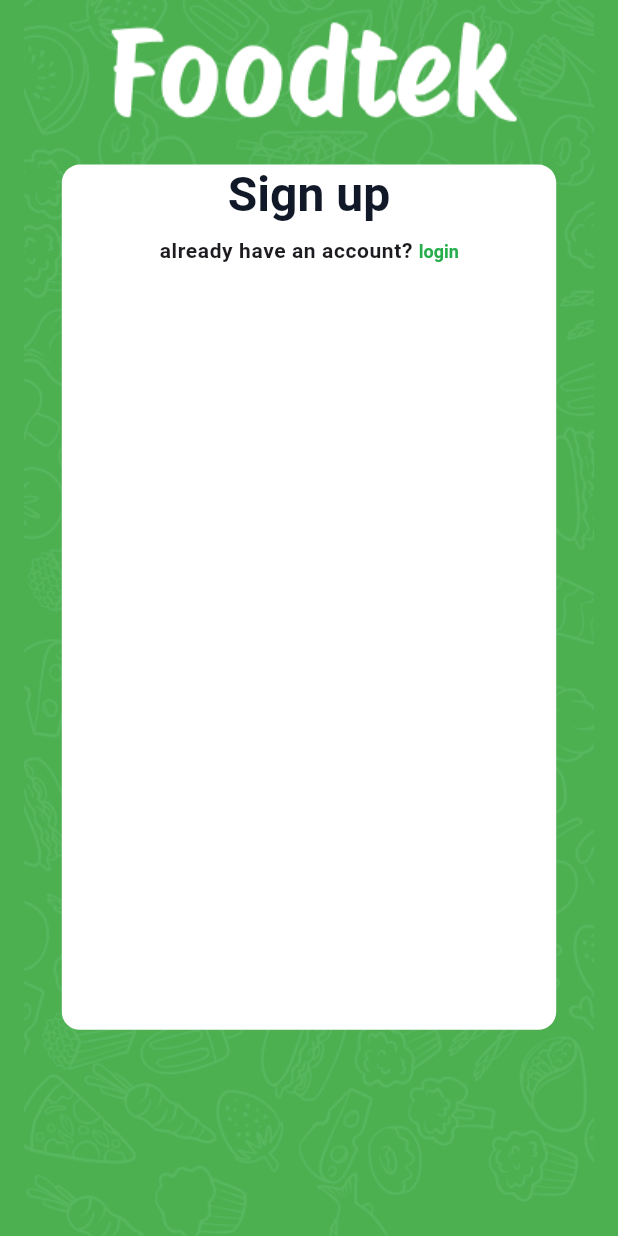
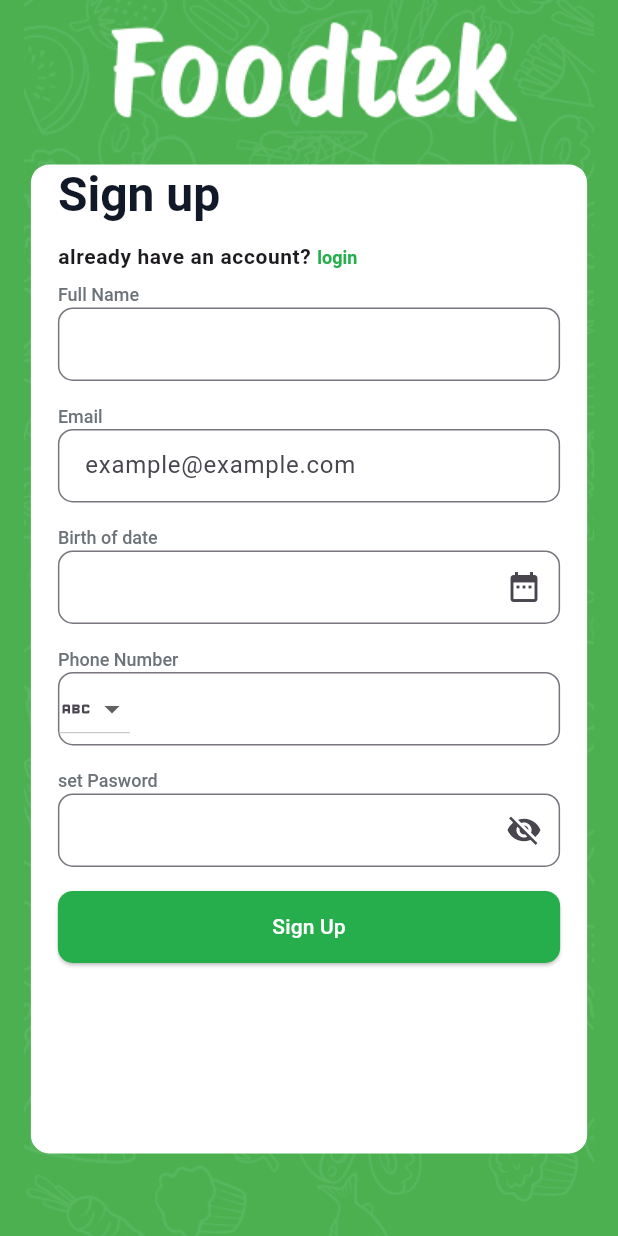
Before and after one commit to saifbataineh/food_tek, a Flutter app: the SignUpPage screen opened by its route, on a phone screen of 412 x 824 dp. Run offline on Flutter 3.47's test engine with Material 3 defaults, Android fonts, the phone set to English and light mode, and no system bars.

Commit message:
added sign up Page

```diff
--- a/lib/core/services/app_navigator_service.dart
+++ b/lib/core/services/app_navigator_service.dart
@@ -1,8 +1,8 @@
 import 'package:flutter/material.dart';
 
 class AppNavigatorService {
-  static  pushNamed(BuildContext context,{required String routeName}){
-    Navigator.pushNamed(context,routeName );
+  static  pushReplacementNamed(BuildContext context,{required String routeName}){
+    Navigator.pushReplacementNamed(context,routeName );
 
   }
 }
--- a/lib/features/authintication/views/login_page.dart
+++ b/lib/features/authintication/views/login_page.dart
@@ -24,6 +24,7 @@ class LoginPage extends StatelessWidget {
             image: DecorationImage(
                 image: AssetImage(AppImageStrings.splashBackground)),
           ),
+          child: SingleChildScrollView(
             child: Column(
               spacing: height * 0.03,
               children: [
@@ -41,7 +42,12 @@ class LoginPage extends StatelessWidget {
                   child: Column(
                     spacing: 24,
                     children: [
-                    AuthHeadingWidget(),
+                      AuthHeadingWidget(
+                        wantedScreen: Routes.signUpPage,
+                        actionText: 'Sign Up',
+                        infoText: 'Don\'t have an account? ',
+                        title: "Login",
+                      ),
                       LoginFormWidget(),
                       Row(
                         children: [
@@ -75,6 +81,7 @@ class LoginPage extends StatelessWidget {
             ),
           ),
         ),
+      ),
     );
   }
 }
--- a/lib/features/authintication/views/sign_up_page.dart
+++ b/lib/features/authintication/views/sign_up_page.dart
@@ -2,6 +2,8 @@ import 'package:flutter/material.dart';
 import 'package:food_tek/core/constants/app_image_strings.dart';
 import 'package:food_tek/core/routes/routes.dart';
 import 'package:food_tek/features/app/app.dart';
+import 'package:food_tek/features/authintication/views/widgets/auth_heading_widget.dart';
+import 'package:food_tek/features/authintication/views/widgets/sign_up_form_widget.dart';
 import 'package:food_tek/features/authintication/views/widgets/sub_head_line_text_widget.dart';
 
 class SignUpPage extends StatelessWidget {
@@ -24,6 +26,7 @@ class SignUpPage extends StatelessWidget {
                     ),
                   ),
                 ),
+                child: SingleChildScrollView(
                   child: Column(spacing: height * 0.03, children: [
                     Image(
                       image: AssetImage(AppImageStrings.appLogo),
@@ -33,23 +36,25 @@ class SignUpPage extends StatelessWidget {
                         borderRadius: BorderRadius.circular(12),
                         color: Colors.white,
                       ),
-                    height: height * 0.7,
-                    width: width * 0.8,
-                    padding: EdgeInsets.symmetric(horizontal: 44),
+                      height: height * 0.80,
+                      width: width * 0.9,
+                      padding: EdgeInsets.symmetric(horizontal: 18),
                       child: Column(
+                        crossAxisAlignment: CrossAxisAlignment.start,
                         spacing: height * 0.01,
                         children: [
-                        Text(
-                          "Sign up",
-                          style: Theme.of(context).textTheme.headlineLarge,
-                        ),
-                        SubHeadLineTextWidget(
+                          AuthHeadingWidget(
+                            crossAxisAlignment: CrossAxisAlignment.start,
+                            wantedScreen: Routes.loginPage,
+                            title: "Sign up",
                             infoText: 'already have an account? ',
                             actionText: 'login',
-                            wantedScreen: Routes.loginPage),
+                          ),
+                          SignUpFormWidget()
                         ],
                       ),
                     ),
-                ]))));
+                  ]),
+                ))));
   }
 }
--- a/lib/features/authintication/views/widgets/auth_custom_form_field.dart
+++ b/lib/features/authintication/views/widgets/auth_custom_form_field.dart
@@ -6,11 +6,15 @@ class AuthCustomFormField extends StatelessWidget {
     required this.label,
     this.isPassword = false,
     this.hintText,
+    this.suffixIcon,
+    this.prefixIcon,
   });
 
   final String label;
   final bool isPassword;
   final String? hintText;
+  final Widget? suffixIcon;
+  final Widget? prefixIcon;
   @override
   Widget build(BuildContext context) {
     return Column(
@@ -22,15 +26,15 @@ class AuthCustomFormField extends StatelessWidget {
         ),
         TextFormField(
           obscureText: isPassword,
+          obscuringCharacter: '*',
           style: TextStyle(),
           decoration: InputDecoration(
             contentPadding: EdgeInsets.symmetric(
               horizontal: 14,
               vertical: 12.5,
             ),
-            suffixIcon: isPassword
-                ? IconButton(onPressed: () {}, icon: Icon(Icons.visibility_off))
-                : null,
+            suffixIcon: suffixIcon,
+            prefixIcon: prefixIcon,
             border: OutlineInputBorder(borderRadius: BorderRadius.circular(10)),
             hintText: hintText,
           ),
--- a/lib/features/authintication/views/widgets/auth_heading_widget.dart
+++ b/lib/features/authintication/views/widgets/auth_heading_widget.dart
@@ -5,21 +5,28 @@ import 'package:food_tek/features/authintication/views/widgets/sub_head_line_tex
 class AuthHeadingWidget extends StatelessWidget {
   const AuthHeadingWidget({
     super.key,
+
+    this.crossAxisAlignment=CrossAxisAlignment.center, required this.title, required this.actionText,required this.infoText, required this.wantedScreen
   });
-
+final String title;
+final String infoText;
+final String actionText;
+final String wantedScreen;
+final CrossAxisAlignment crossAxisAlignment;
   @override
   Widget build(BuildContext context) {
     return Column(
+      crossAxisAlignment: crossAxisAlignment,
       spacing: 12,
       children: [
         Text(
-          "Login",
+         title ,
           style: Theme.of(context).textTheme.headlineLarge,
         ),
         SubHeadLineTextWidget(
-          actionText: 'Sign Up',
-          infoText: 'Don\'t have an account? ',
-          wantedScreen: Routes.signUpPage,
+          actionText: actionText,
+          infoText: infoText,
+          wantedScreen: wantedScreen,
         ),
       ],
     );
--- a/lib/features/authintication/views/widgets/login_form_widget.dart
+++ b/lib/features/authintication/views/widgets/login_form_widget.dart
@@ -1,5 +1,8 @@
 import 'package:flutter/material.dart';
 import 'package:food_tek/core/constants/app_colors.dart';
+import 'package:food_tek/core/routes/app_router.dart';
+import 'package:food_tek/core/routes/routes.dart';
+import 'package:food_tek/core/services/app_navigator_service.dart';
 import 'package:food_tek/features/authintication/views/widgets/auth_custom_form_field.dart';
 
 class LoginFormWidget extends StatelessWidget {
@@ -30,7 +33,9 @@ class LoginFormWidget extends StatelessWidget {
               Text("remeber me"),
               Spacer(),
               TextButton(
-                onPressed: () {},
+                onPressed: () {
+                  AppNavigatorService.pushReplacementNamed(context, routeName: Routes.forgetPassPage);
+                },
                 child: Text(
                   "Forgot Password ?",
                   style: Theme.of(context)
--- /dev/null
+++ b/lib/features/authintication/views/widgets/sign_up_form_widget.dart
@@ -0,0 +1,69 @@
+import 'package:flutter/material.dart';
+import 'package:food_tek/core/constants/app_colors.dart';
+import 'package:food_tek/features/authintication/views/widgets/auth_custom_form_field.dart';
+
+class SignUpFormWidget extends StatelessWidget {
+  const SignUpFormWidget({super.key});
+
+  @override
+  Widget build(BuildContext context) {
+    return Form(
+      child: Column(
+        spacing: 16,
+        children: [
+          AuthCustomFormField(
+            label: "Full Name",
+          ),
+          AuthCustomFormField(
+            label: "Email",
+            hintText: 'example@example.com',
+          ),
+          AuthCustomFormField(
+            label: "Birth of date",
+            suffixIcon: IconButton(
+              onPressed: () {},
+              icon: Icon(
+                Icons.date_range,
+              ),
+            ),
+          ),
+          AuthCustomFormField(
+              label: "Phone Number",
+              prefixIcon: DropdownButton(
+                  value: 'baby',
+                  items: [
+                    DropdownMenuItem(
+                      value: "baby",
+                      child: Icon(Icons.abc),
+                    ),
+                    DropdownMenuItem(
+                      value: "jordan",
+                      child: Icon(
+                        Icons.baby_changing_station,
+                      ),
+                    ),
+                    DropdownMenuItem(
+                      value: "canada",
+                      child: Icon(Icons.cabin),
+                    ),
+                  ],
+                  onChanged: (value) {})),
+          AuthCustomFormField(
+            suffixIcon:
+                IconButton(onPressed: () {}, icon: Icon(Icons.visibility_off)),
+            isPassword: true,
+            label: "set Pasword",
+          ),
+          SizedBox(
+            width: double.infinity,
+            height: 48,
+            child: ElevatedButton(
+              onPressed: () {},
+              child: Text('Sign Up'),
+            ),
+          ),
+        ],
+      ),
+    );
+  }
+}
--- a/lib/features/authintication/views/widgets/sub_head_line_text_widget.dart
+++ b/lib/features/authintication/views/widgets/sub_head_line_text_widget.dart
@@ -19,7 +19,7 @@ class SubHeadLineTextWidget extends StatelessWidget {
   @override
   Widget build(BuildContext context) {
    final GestureRecognizer gestureRecognizer=TapGestureRecognizer()..onTap=(){
-AppNavigatorService.pushNamed(context, routeName: wantedScreen);
+AppNavigatorService.pushReplacementNamed(context, routeName: wantedScreen);
     };
     return Text.rich(TextSpan(children: [
       TextSpan(text: infoText, style: Theme.of(context).textTheme.bodySmall),
```
Lines whose indentation alone changed are shown as unchanged.
